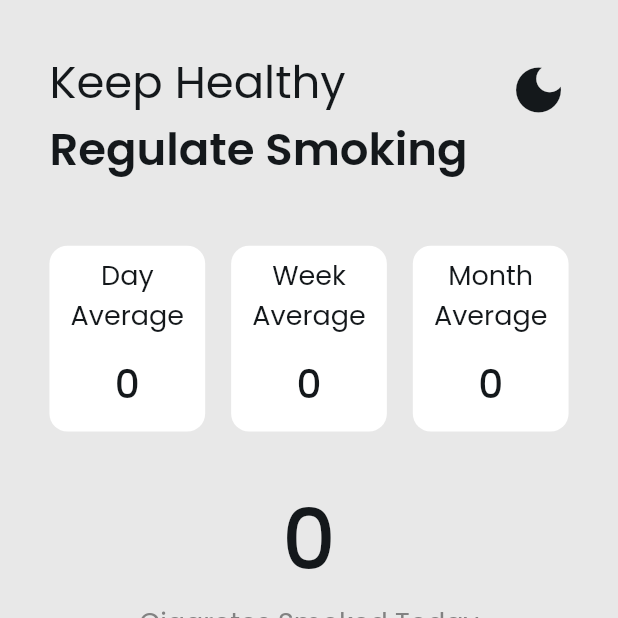
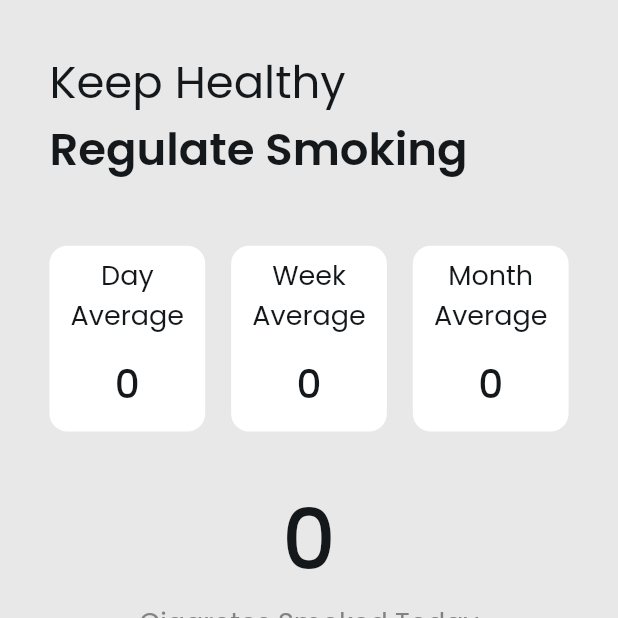
Before and after one commit to alexbogdos/Smoking-Regulator-v2, a Flutter app: the screen it shows after launch, after a tap on the "arrow circle left" icon, on a phone screen of 412 x 824 dp, the top half of it. Run offline on Flutter 3.47's test engine with Material 2 defaults, Android fonts, the phone set to English and light mode, and no system bars; our stand-ins replace google_fonts, shared_preferences, tuple; missing offline and left inert: bottom_picker.

```diff
--- a/lib/custom_colors.dart
+++ b/lib/custom_colors.dart
@@ -2,7 +2,7 @@ import 'package:flutter/material.dart';
 
 class CColors {
   static const Color white = Color.fromARGB(255, 255, 255, 255);
-  static const Color ligtGrey = Color.fromARGB(255, 232, 232, 232);
+  static const Color lightGrey = Color.fromARGB(255, 232, 232, 232);
   static const Color darkGrey = Color.fromARGB(255, 104, 104, 104);
   static const Color black = Color.fromARGB(255, 20, 24, 27);
 }
--- a/lib/main.dart
+++ b/lib/main.dart
@@ -2,6 +2,7 @@ import 'package:flutter/material.dart';
 import 'package:flutter/services.dart';
 import 'package:shared_preferences/shared_preferences.dart';
 import 'package:smoking_regulator_v2/custom_colors.dart';
+import 'package:smoking_regulator_v2/more_page.dart';
 import 'package:smoking_regulator_v2/widgets/button.dart';
 import 'package:smoking_regulator_v2/widgets/calendar.dart';
 import 'package:smoking_regulator_v2/widgets/counter.dart';
@@ -10,20 +11,20 @@ import 'package:smoking_regulator_v2/widgets/title.dart';
 
 void main() {
   runApp(const MaterialApp(
-    home: HomePage(),
+    home: MainPage(),
     debugShowCheckedModeBanner: false,
   ));
   SystemChrome.setEnabledSystemUIMode(SystemUiMode.immersiveSticky);
 }
 
-class HomePage extends StatefulWidget {
-  const HomePage({Key? key}) : super(key: key);
+class MainPage extends StatefulWidget {
+  const MainPage({Key? key}) : super(key: key);
 
   @override
-  State<HomePage> createState() => HomePageState();
+  State<MainPage> createState() => _MainPageState();
 }
 
-class HomePageState extends State<HomePage> {
+class _MainPageState extends State<MainPage> {
   @override
   void initState() {
     super.initState();
@@ -57,6 +58,36 @@ class HomePageState extends State<HomePage> {
     });
   }
 
+  final pageController = PageController(initialPage: 0);
+
+  @override
+  Widget build(BuildContext context) {
+    return Scaffold(
+      body: Center(
+        child: PageView(
+          controller: pageController,
+          children: [
+            HomePage(darkMode: darkMode),
+            MorePage(
+              darkMode: darkMode,
+              changeColorMode: changeColorMode,
+            )
+          ],
+        ),
+      ),
+    );
+  }
+}
+
+class HomePage extends StatefulWidget {
+  const HomePage({Key? key, required this.darkMode}) : super(key: key);
+  final bool darkMode;
+
+  @override
+  State<HomePage> createState() => HomePageState();
+}
+
+class HomePageState extends State<HomePage> {
   final GlobalKey<CounterState> counterkey = GlobalKey();
   final GlobalKey<CalendarState> calendarkey = GlobalKey();
   final GlobalKey<StatsState> statsState = GlobalKey();
@@ -86,9 +117,10 @@ class HomePageState extends State<HomePage> {
     final double buttonWidth = width;
     final double buttonHeight = height * 0.1;
 
+    final bool darkMode = widget.darkMode;
     return Scaffold(
         backgroundColor:
-            darkMode == false ? CColors.ligtGrey : CColors.darkGrey,
+            darkMode == false ? CColors.lightGrey : CColors.darkGrey,
         body: Align(
           alignment: const Alignment(0, 0.3),
           child: SizedBox(
@@ -101,11 +133,6 @@ class HomePageState extends State<HomePage> {
                   width: width,
                   height: pageTitleHeight,
                   textColor: darkMode == false ? CColors.black : CColors.white,
-                  iconData: darkMode == false
-                      ? Icons.dark_mode
-                      : Icons.dark_mode_outlined,
-                  iconColor: darkMode == true ? CColors.white : CColors.black,
-                  changeColorMode: changeColorMode,
                 ),
                 SizedBox(height: height * 0.03),
                 Stats(
@@ -121,7 +148,7 @@ class HomePageState extends State<HomePage> {
                   height: counterHeight,
                   textColor: darkMode == false ? CColors.black : CColors.white,
                   subTextColor:
-                      darkMode == false ? CColors.darkGrey : CColors.ligtGrey,
+                      darkMode == false ? CColors.darkGrey : CColors.lightGrey,
                   setSum: (int sum) {
                     statsState.currentState!.setSum(sumValue: sum);
                   },
@@ -138,7 +165,7 @@ class HomePageState extends State<HomePage> {
                   background: darkMode == false ? CColors.white : CColors.black,
                   fill: darkMode == false ? CColors.black : CColors.white,
                   disabled:
-                      darkMode == false ? CColors.darkGrey : CColors.ligtGrey,
+                      darkMode == false ? CColors.darkGrey : CColors.lightGrey,
                 ),
                 SizedBox(height: height * 0.06),
                 Button(
@@ -146,7 +173,8 @@ class HomePageState extends State<HomePage> {
                   height: buttonHeight,
                   background: darkMode == false ? CColors.white : CColors.black,
                   textColor: darkMode == false ? CColors.black : CColors.white,
-                  fill: darkMode == false ? CColors.darkGrey : CColors.ligtGrey,
+                  fill:
+                      darkMode == false ? CColors.darkGrey : CColors.lightGrey,
                   increase: () {
                     counterkey.currentState!.increase();
                   },
@@ -215,6 +243,23 @@ class StatsState extends State<Stats> {
       if (value != null) {
         population = value;
 
+        if (prefs.containsKey("LastDate")) {
+          final String? lastDate = prefs.getString("LastDate");
+          if (lastDate != DateTime.now().toString().substring(0, 10)) {
+            await prefs.setInt("Population", value + 1);
+            await prefs.setString(
+                "LastDate", DateTime.now().toString().substring(0, 10));
+            population = value + 1;
+          }
+          // else {
+          //   // await prefs.setInt("Population", value - 1);
+          //   setPopulation((value));
+          // }
+        } else {
+          await prefs.setString(
+              "LastDate", DateTime.now().toString().substring(0, 10));
+        }
+
         setState(() {});
         return;
       }
@@ -244,7 +289,7 @@ class StatsState extends State<Stats> {
           boxColor: widget.darkMode == false ? CColors.white : CColors.black,
           textColor: widget.darkMode == false ? CColors.black : CColors.white,
           title: "Day\nAverage",
-          value: (sum ~/ population),
+          value: (sum / population).round(),
         ),
         InfoTab(
           width: widget.infoTabWidth,
@@ -252,7 +297,7 @@ class StatsState extends State<Stats> {
           boxColor: widget.darkMode == false ? CColors.white : CColors.black,
           textColor: widget.darkMode == false ? CColors.black : CColors.white,
           title: "Week\nAverage",
-          value: (sum ~/ population) * 7,
+          value: (sum / population).round() * 7,
         ),
         InfoTab(
           width: widget.infoTabWidth,
@@ -260,7 +305,7 @@ class StatsState extends State<Stats> {
           boxColor: widget.darkMode == false ? CColors.white : CColors.black,
           textColor: widget.darkMode == false ? CColors.black : CColors.white,
           title: "Month\nAverage",
-          value: (sum ~/ population) * 30,
+          value: (sum / population).round() * 30,
         ),
       ],
     );
--- /dev/null
+++ b/lib/more_page.dart
@@ -0,0 +1,346 @@
+import 'package:bottom_picker/bottom_picker.dart';
+import 'package:flutter/material.dart';
+import 'package:google_fonts/google_fonts.dart';
+import 'package:shared_preferences/shared_preferences.dart';
+import 'package:tuple/tuple.dart';
+import 'custom_colors.dart';
+
+class MorePage extends StatefulWidget {
+  const MorePage({
+    Key? key,
+    required this.darkMode,
+    required this.changeColorMode,
+  }) : super(key: key);
+
+  final bool darkMode;
+  final Function() changeColorMode;
+
+  @override
+  State<MorePage> createState() => _MorePageState();
+}
+
+class _MorePageState extends State<MorePage> {
+  @override
+  void initState() {
+    super.initState();
+    retrieveFactoredTime();
+  }
+
+  late Tuple2 factoredTime = const Tuple2(0, 0);
+
+  @override
+  Widget build(BuildContext context) {
+    // Size Assets
+    final double screenWidth = MediaQuery.of(context).size.width;
+    final double screenHeight = MediaQuery.of(context).size.height;
+
+    // print("W: $screenWidth  H: $screenHeight");
+
+    final double width = screenWidth * 0.84;
+    final double height = screenHeight * 0.94;
+
+    final double pageTitleHeight = height * 0.14;
+
+    final double toggleHeight = height * 0.08;
+
+    return Scaffold(
+      backgroundColor:
+          widget.darkMode == false ? CColors.lightGrey : CColors.darkGrey,
+      body: Align(
+        alignment: const Alignment(0, 0.3),
+        child: SizedBox(
+          // width: width,
+          height: height,
+          child: Column(
+            children: [
+              SizedBox(
+                // color: Colors.red,
+                height: pageTitleHeight,
+                child: Text(
+                  "More",
+                  style: GoogleFonts.poppins(
+                    color: widget.darkMode == false
+                        ? CColors.black
+                        : CColors.white,
+                    fontSize: 30,
+                    fontWeight: FontWeight.w600,
+                  ),
+                ),
+              ),
+              SizedBox(height: height * 0.03),
+              Toggle(
+                width: width,
+                toggleHeight: toggleHeight,
+                darkMode: widget.darkMode,
+                title: "Dark Mode",
+                value: widget.darkMode == false ? "Off" : "On",
+                action: widget.changeColorMode,
+              ),
+              SizedBox(height: height * 0.03),
+              Toggle(
+                width: width,
+                toggleHeight: toggleHeight,
+                darkMode: widget.darkMode,
+                title: "Day Change",
+                value: displayFactoredTime(),
+                action: () {
+                  showBottomPicker(context: context, initialTime: factoredTime);
+                },
+              ),
+            ],
+          ),
+        ),
+      ),
+    );
+  }
+
+  Future<void> setFactoredTime({required String value}) async {
+    final prefs = await SharedPreferences.getInstance();
+    await prefs.setString("Factored Time", value);
+
+    final String val1 = value.substring(0, 2);
+    final String val2 = value.substring(3, 5);
+    final Tuple2 tuple = Tuple2(int.parse(val1), int.parse(val2));
+    setState(() {
+      factoredTime = tuple;
+    });
+  }
+
+  Future<void> retrieveFactoredTime() async {
+    final prefs = await SharedPreferences.getInstance();
+
+    if (prefs.containsKey("Factored Time")) {
+      final String? value = prefs.getString("Factored Time");
+
+      if (value != null) {
+        final String val1 = value.substring(0, 2);
+        final String val2 = value.substring(3, 5);
+        final Tuple2 tuple = Tuple2(int.parse(val1), int.parse(val2));
+
+        factoredTime = tuple;
+      }
+    }
+
+    setState(() {});
+  }
+
+  String displayFactoredTime() {
+    int value1 = factoredTime.item1;
+    int value2 = factoredTime.item2;
+
+    String text1 = "$value1";
+    String text2 = "$value2";
+
+    if (value1 == 0) {
+      text1 = "0$value1";
+    }
+
+    if (value2 < 10) {
+      text2 = "0$value2";
+    }
+
+    return "$text1:$text2";
+  }
+
+  void showBottomPicker(
+      {required BuildContext context, required Tuple2 initialTime}) {
+    BottomPicker.time(
+      title: "The hour at which the day changes:",
+      //                         ..., hour, minutes)
+      initialDateTime: DateTime(
+        0,
+        0,
+        0,
+        initialTime.item1,
+        initialTime.item2,
+      ),
+      titleStyle: GoogleFonts.poppins(
+        color: widget.darkMode == false ? CColors.black : CColors.white,
+        fontSize: 14,
+        fontWeight: FontWeight.w400,
+      ),
+      use24hFormat: true,
+      pickerTextStyle: GoogleFonts.poppins(
+        color: widget.darkMode == false ? CColors.black : CColors.white,
+        fontSize: 14,
+        fontWeight: FontWeight.w300,
+      ),
+      closeIconColor: widget.darkMode == false ? CColors.black : CColors.white,
+      iconColor: widget.darkMode == false ? CColors.white : CColors.black,
+      backgroundColor: widget.darkMode == false ? CColors.white : CColors.black,
+      buttonSingleColor:
+          widget.darkMode == false ? CColors.black : CColors.white,
+      onSubmit: (p0) {
+        final String value = p0.toString().substring(12, 17);
+        setFactoredTime(value: value);
+      },
+    ).show(context);
+  }
+}
+
+class Toggle extends StatelessWidget {
+  const Toggle({
+    Key? key,
+    required this.width,
+    required this.toggleHeight,
+    required this.darkMode,
+    required this.title,
+    required this.value,
+    required this.action,
+  }) : super(key: key);
+
+  final double width;
+  final double toggleHeight;
+  final bool darkMode;
+
+  final String title;
+  final String value;
+  final Function() action;
+
+  @override
+  Widget build(BuildContext context) {
+    final double box1Width = width * 0.582;
+    final double lineWidth = width * 0.006;
+    final double box2Width = width * 0.412;
+
+    return Container(
+      width: width,
+      height: toggleHeight,
+      decoration: BoxDecoration(
+        color: darkMode == false ? CColors.white : CColors.black,
+        borderRadius: BorderRadius.circular(15),
+      ),
+      child: Row(
+        children: [
+          Container(
+            width: box1Width,
+            alignment: Alignment.center,
+            child: Text(
+              title,
+              style: GoogleFonts.poppins(
+                color: darkMode == false ? CColors.black : CColors.white,
+                fontSize: 18,
+                fontWeight: FontWeight.w400,
+              ),
+            ),
+          ),
+          Container(
+            color: darkMode == false ? CColors.black : CColors.white,
+            width: lineWidth,
+          ),
+          Material(
+            type: MaterialType.transparency,
+            child: InkWell(
+              splashColor:
+                  darkMode == false ? CColors.darkGrey : CColors.lightGrey,
+              onTap: action,
+              borderRadius: const BorderRadius.only(
+                topRight: Radius.circular(15),
+                bottomRight: Radius.circular(15),
+              ),
+              child: Container(
+                width: box2Width,
+                alignment: Alignment.center,
+                child: Text(
+                  value,
+                  style: GoogleFonts.poppins(
+                    color: darkMode == false ? CColors.black : CColors.white,
+                    fontSize: 18,
+                    fontWeight: FontWeight.w600,
+                  ),
+                ),
+              ),
+            ),
+          ),
+        ],
+      ),
+    );
+  }
+}
+
+// class InputToggle extends StatelessWidget {
+//   const InputToggle({
+//     Key? key,
+//     required this.width,
+//     required this.toggleHeight,
+//     required this.darkMode,
+//     required this.title,
+//     required this.value,
+//     required this.action,
+//   }) : super(key: key);
+
+//   final double width;
+//   final double toggleHeight;
+//   final bool darkMode;
+
+//   final String title;
+//   final String value;
+//   final Function() action;
+
+//   @override
+//   Widget build(BuildContext context) {
+//     final double box1Width = width * 0.582;
+//     final double lineWidth = width * 0.006;
+//     final double box2Width = width * 0.412;
+
+//     late String inputValue = "00:00";
+//     final TextEditingController controller =
+//         TextEditingController(text: inputValue);
+
+//     return Container(
+//       width: width,
+//       height: toggleHeight,
+//       decoration: BoxDecoration(
+//         color: darkMode == false ? CColors.white : CColors.black,
+//         borderRadius: BorderRadius.circular(15),
+//       ),
+//       child: Row(
+//         children: [
+//           Container(
+//             width: box1Width,
+//             alignment: Alignment.center,
+//             child: Text(
+//               title,
+//               style: GoogleFonts.poppins(
+//                 color: darkMode == false ? CColors.black : CColors.white,
+//                 fontSize: 18,
+//                 fontWeight: FontWeight.w400,
+//               ),
+//             ),
+//           ),
+//           Container(
+//             color: darkMode == false ? CColors.black : CColors.white,
+//             width: lineWidth,
+//           ),
+//           Container(
+//             width: box2Width,
+//             // alignment: Alignment.center,
+//             decoration: const BoxDecoration(
+//               color: Colors.red,
+//               borderRadius: BorderRadius.only(
+//                 topRight: Radius.circular(15),
+//                 bottomRight: Radius.circular(15),
+//               ),
+//             ),
+//             child: TextFormField(
+//               controller: controller,
+//               textAlign: TextAlign.center,
+//               keyboardType: TextInputType.number,
+//               onChanged: (value) {
+//                 if (value.length == 2) {
+//                   value += ":";
+//                   print(value);
+//                   controller.text = "${controller.text}:";
+//                   controller.
+//                 }
+//               },
+//               onTap: () {
+//                 controller.text = "";
+//               },
+//             ),
+//           ),
+//         ],
+//       ),
+//     );
+//   }
+// }
--- a/lib/widgets/title.dart
+++ b/lib/widgets/title.dart
@@ -6,19 +6,12 @@ class PageTitle extends StatelessWidget {
       {required this.width,
       required this.height,
       required this.textColor,
-      required this.iconData,
-      required this.iconColor,
-      required this.changeColorMode,
       Key? key})
       : super(key: key);
 
   final double width;
   final double height;
   final Color textColor;
-
-  final IconData iconData;
-  final Color iconColor;
-  final Function() changeColorMode;
 
   final String text1 = "Keep Healthy";
   final String text2 = "Regulate Smoking";
@@ -29,9 +22,7 @@ class PageTitle extends StatelessWidget {
       // color: textColor.withOpacity(0.4),
       width: width,
       height: height,
-      child: Stack(
-        children: [
-          Column(
+      child: Column(
         mainAxisSize: MainAxisSize.min,
         crossAxisAlignment: CrossAxisAlignment.start,
         children: [
@@ -53,19 +44,6 @@ class PageTitle extends StatelessWidget {
           )
         ],
       ),
-          Align(
-            alignment: Alignment.topRight,
-            child: IconButton(
-              onPressed: changeColorMode,
-              icon: Icon(
-                iconData,
-                color: iconColor,
-                size: 40,
-              ),
-            ),
-          )
-        ],
-      ),
     );
   }
 }
--- a/pubspec.yaml
+++ b/pubspec.yaml
@@ -15,7 +15,7 @@ publish_to: 'none' # Remove this line if you wish to publish to pub.dev
 # In iOS, build-name is used as CFBundleShortVersionString while build-number used as CFBundleVersion.
 # Read more about iOS versioning at
 # https://developer.apple.com/library/archive/documentation/General/Reference/InfoPlistKeyReference/Articles/CoreFoundationKeys.html
-version: 2.1.3+1
+version: 2.2.0+1
 
 environment:
   sdk: ">=2.17.6 <3.0.0"
@@ -38,6 +38,8 @@ dependencies:
   # CUSTOM DEPENDENCIES
   google_fonts: ^3.0.1
   shared_preferences: ^2.0.15
+  bottom_picker: ^2.0.0
+  tuple: ^2.0.1
 
 dev_dependencies:
   flutter_test:
```
Also changed, not shown: pubspec.lock. Lines whose indentation alone changed are shown as unchanged.
